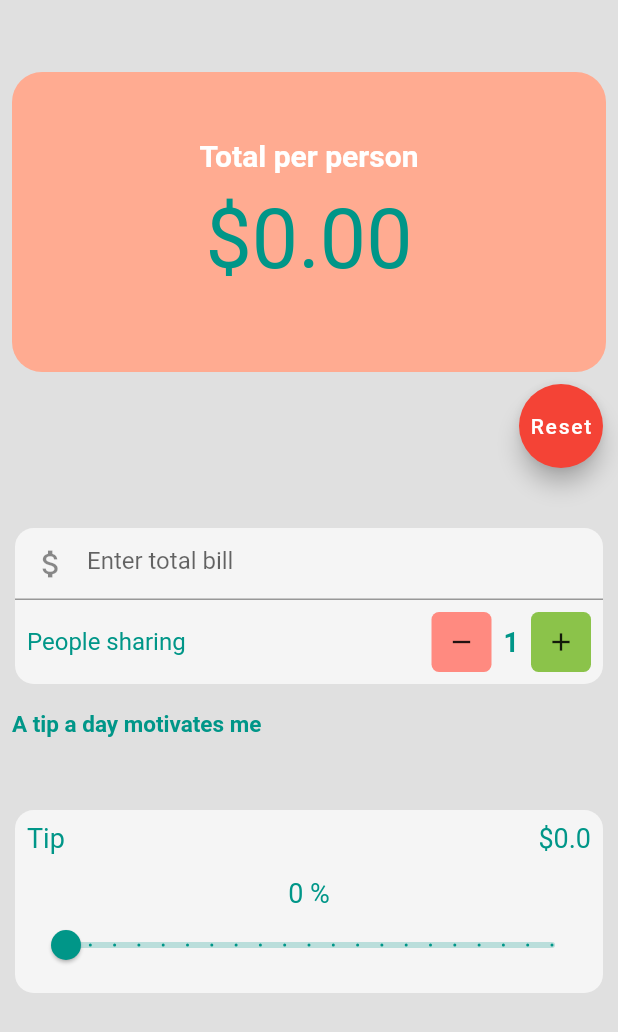
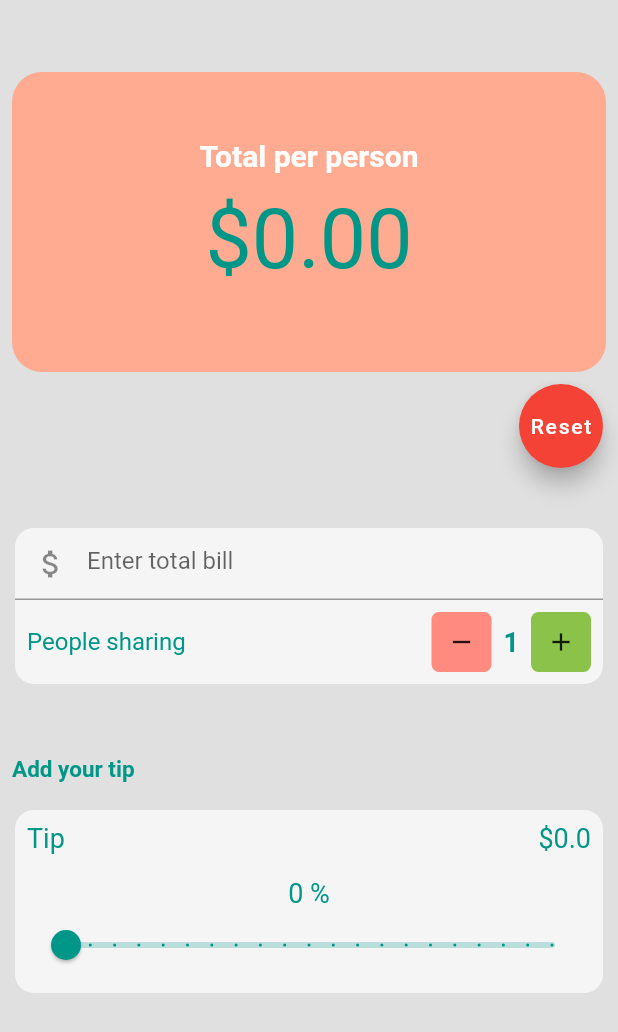
Before and after one commit to KendiJ/my_tip, a Flutter app: the screen it shows after launch, on a phone screen of 412 x 824 dp. Shown: the top 1032 px of the screen. Run offline on Flutter 3.47's test engine with Material 2 defaults, Android fonts, the phone set to English and light mode, and no system bars.

Commit message:
Flutter changes

```diff
--- a/lib/screen/homepage.dart
+++ b/lib/screen/homepage.dart
@@ -186,16 +186,16 @@ class _HomeState extends State<Home> {
                   ],
                 ),
               ),
-              SizedBox(height:10),
+              SizedBox(height:40),
               Padding(
                 padding: const EdgeInsets.all(8.0),
                 child: Text(
-                  "A tip a day motivates me", style: TextStyle(fontWeight: FontWeight.w600, color: Colors.teal, fontSize: 15),
+                  "Add your tip", style: TextStyle(fontWeight: FontWeight.w600, color: Colors.teal, fontSize: 15),
                 ),
               ),
               Container(
                 margin:
-                    const EdgeInsets.only(left: 10.0, right: 10.0, top: 40.0),
+                    const EdgeInsets.only(left: 10.0, right: 10.0, top: 10.0),
                 decoration: BoxDecoration(
                   color: Colors.grey.shade100,
                   borderRadius: BorderRadius.circular(12.5),
--- a/pubspec.yaml
+++ b/pubspec.yaml
@@ -18,7 +18,7 @@ publish_to: 'none' # Remove this line if you wish to publish to pub.dev
 version: 1.0.0+1
 
 environment:
-  sdk: ">=2.7.0 <3.0.0"
+  sdk: ">=2.12.0 <3.0.2"
 
 dependencies:
   flutter:
```
Also changed, not shown: 3 other files.
